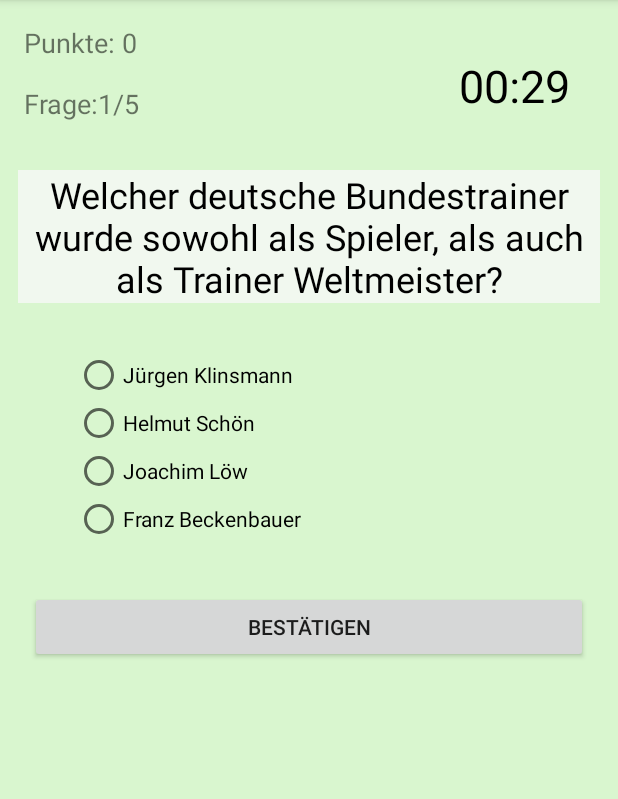
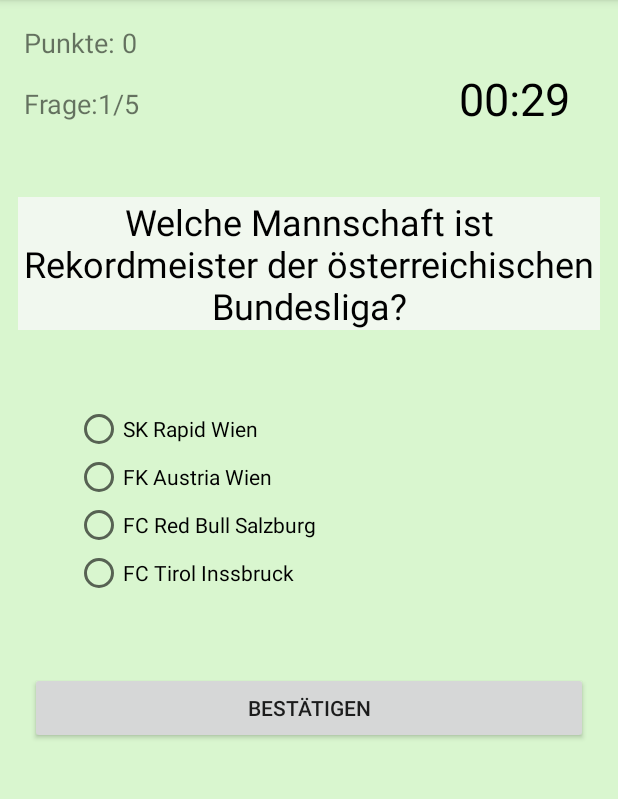
Before and after one commit to gabor2020/FootballApp, an Android app: the QuizStartedActivity screen opened directly, with no data from a screen before it, on a phone screen of 412 x 824 dp, the part 84-883 px from its top. Run offline under Robolectric (Android 15) with nearby library versions, the phone set to English and light mode, and no system bars.

Commit message:
Quiz questions added, auto-backup deleted

```diff
--- a/app/src/main/AndroidManifest.xml
+++ b/app/src/main/AndroidManifest.xml
@@ -5,8 +5,7 @@
     <uses-permission android:name="android.permission.INTERNET" />
 
     <application
-        android:allowBackup="true"
-        android:fullBackupContent="true"
+        android:allowBackup="false"
         android:icon="@mipmap/ic_launcher"
         android:label="@string/app_name"
         android:roundIcon="@mipmap/ic_launcher_round"
--- a/app/src/main/java/at/home/gabor/footballapp/QuizDbHelper.java
+++ b/app/src/main/java/at/home/gabor/footballapp/QuizDbHelper.java
@@ -101,6 +101,26 @@
         addQuestion(q11);
         Question q12 = new Question("Wer spielte im WM-Finale 1938?", "Österreich gegen Frankreich", "Ungarn gegen Italien", "Schweden gegen Schweiz", "Italien gegen Brasilien",2);
         addQuestion(q12);
+        Question q13 = new Question("Welche Mannschaft gewann die UEFA Europa League am häufigsten?", "Atletico Madrid", "FC Sevilla", "FC Liverpool", "Juventus Turin",2);
+        addQuestion(q13);
+        Question q14 = new Question("Welche Mannschaft gewann 2012/2013 zum 5. Mal Die UEFA Champions League?", "FC Bayern München", "Real Madrid", "FC Barcelona", "Inter Mailand",1);
+        addQuestion(q14);
+        Question q15 = new Question("Wie oft hat Real Madrid die Champions League gewonnen?", "7 Mal", "13 Mal", "15 Mal", "9 Mal",2);
+        addQuestion(q15);
+        Question q16 = new Question("Welcher Spieler gilt als Rekordtorschützer der UEFA Champions League?", "Cristiano Ronaldo", "Paolo Maldini", "Iker Casillas", "Lionel Messi",1);
+        addQuestion(q16);
+        Question q17 = new Question("Wer wurde Torschützenkönig der deutschen Fußballbundesliga 2018/19?", "Robert Lewandownski", "Thomas Müller", "Marco Reus", "Timo Werner",1);
+        addQuestion(q17);
+        Question q18 = new Question("Wer ist der Trainer der österreichischen Fußballnationalmannschaft?", "Franco Foda", "Marcel Koller", "Hans Krankl", "Dietmar Constantini",1);
+        addQuestion(q18);
+        Question q19 = new Question("Welche Mannschaft ist Rekordmeister der österreichischen Bundesliga?", "SK Rapid Wien", "FK Austria Wien", "FC Red Bull Salzburg", "FC Tirol Inssbruck",1);
+        addQuestion(q19);
+        Question q20 = new Question("Wie oft gewann SK Sturm Graz die österreichische Fußballmeisterschaft?", "5 mal", "2 Mal", "3 Mal", "1 Mal",3);
+        addQuestion(q20);
+        Question q21 = new Question("Welcher Spieler hat dem Namen 'Il Fenomeno' von der italienischen Presse erhalten?", "Zinedine Zidane", "Ronaldo", "Pelé", "Luis Suárez",2);
+        addQuestion(q21);
+        Question q22 = new Question("In welchem WM Spiel schoß Diego Maradona das berühmte 'Hand Gottes' Tor?", "1986 Argentinien gegen England", "1982 Argentinien gegen Belgien", "1982 Argentinien gegen Brasilien", "1986 Argentinien gegen Deutschland",1);
+        addQuestion(q22);
     }
 
     private void fillQuestionsTableHun() {
@@ -128,6 +148,26 @@
         addQuestionHun(q11);
         Question q12 = new Question("Milyen mérkőzést játszottak az 1938-as Világbajnokság döntőjében?", "Ausztria-Franciaország", "Magyarország-Olaszország", "Svédország-Svájc", "Olaszország-Brazília",2);
         addQuestionHun(q12);
+        Question q13 = new Question("Melyik csapat nyerte legtöbbször az UEFA Európa Ligát?", "Atletico Madrid", "Sevilla", "Liverpool", "Juventus",2);
+        addQuestionHun(q13);
+        Question q14 = new Question("Melyik csapat nyerte meg 2012/13-ban története során ötödször a Bajnokok ligáját?", "FC Bayern München", "Real Madrid", "FC Barcelona", "Internazionale",1);
+        addQuestionHun(q14);
+        Question q15 = new Question("Hányszor nyerte meg a Real Madrid a Bajnokok ligáját?", "Hétszer", "Tizenháromszor", "Tizenötször", "Kilencszer",2);
+        addQuestionHun(q15);
+        Question q16 = new Question("Ki lőtte a legtöbb gólt a Bajnokok ligája történetében?", "Cristiano Ronaldo", "Paolo Maldini", "Iker Casillas", "Lionel Messi",1);
+        addQuestionHun(q16);
+        Question q17 = new Question("Ki volt a Bundesliga gólkirálya 2018/19-ben?", "Robert Lewandownski", "Thomas Müller", "Marco Reus", "Timo Werner",1);
+        addQuestionHun(q17);
+        Question q18 = new Question("Ki az osztrák válogatott szövetségi kapitánya?", "Franco Foda", "Marcel Koller", "Hans Krankl", "Dietmar Constantini",1);
+        addQuestionHun(q18);
+        Question q19 = new Question("Ki nyerte legtöbbször az osztrák bajnokságot?", "SK Rapid Wien", "FK Austria Wien", "FC Red Bull Salzburg", "FC Tirol Inssbruck",1);
+        addQuestionHun(q19);
+        Question q20 = new Question("Hányszor volt osztrák bajnok az SK Sturm Graz?", "Ötször", "Kétszer", "Háromszor", "Egyszer",3);
+        addQuestionHun(q20);
+        Question q21 = new Question("Melyik játékos kapta az olasz sajtótól az 'Il Fenomeno' becenevet?", "Zinedine Zidane", "Ronaldo", "Pelé", "Luis Suárez",2);
+        addQuestionHun(q21);
+        Question q22 = new Question("Melyik Vb-mérkőzésen szerezte Diego Maradona hírhedt 'Isten keze' gólját?", "1986 Argentína-Anglia", "1982 Argentína-belgium", "1982 Argentína-Brazília", "1986 Argentína-Németország",1);
+        addQuestionHun(q22);
     }
 
     private void fillQuestionsTableEng() {
@@ -155,6 +195,26 @@
         addQuestionEng(q11);
         Question q12 = new Question("Who played the final of the World Cup 1938?", "Austria vs France", "Hungary vs Italy", "Sweden vs Switzerland", "Italy vs Brazil",2);
         addQuestionEng(q12);
+        Question q13 = new Question("Who has won the most Europa League titles?", "Atletico Madrid", "Sevilla FC", "Liverpool FC", "Juventus",2);
+        addQuestionEng(q13);
+        Question q14 = new Question("Which team won the Champions League in 2012/13 for the 5th time in their history?", "FC Bayern Munich", "Real Madrid", "FC Barcelona", "Inter Milan",1);
+        addQuestionEng(q14);
+        Question q15 = new Question("How many times won Real Madrid the Champions League?", "7", "13", "15", "9",2);
+        addQuestionEng(q15);
+        Question q16 = new Question("Who shot the most goals in the Champions League?", "Cristiano Ronaldo", "Paolo Maldini", "Iker Casillas", "Lionel Messi",1);
+        addQuestionEng(q16);
+        Question q17 = new Question("Who scored the most goals in the 2018/19 Bundesliga season?", "Robert Lewandownski", "Thomas Müller", "Marco Reus", "Timo Werner",1);
+        addQuestionEng(q17);
+        Question q18 = new Question("Who is the manager of the Austrian national team?", "Franco Foda", "Marcel Koller", "Hans Krankl", "Dietmar Constantini",1);
+        addQuestionEng(q18);
+        Question q19 = new Question("Which team won the Austrian Bundesliga the most times?", "SK Rapid Wien", "FK Austria Wien", "FC Red Bull Salzburg", "FC Tirol Inssbruck",1);
+        addQuestionEng(q19);
+        Question q20 = new Question("How many times won SK Sturm Graz the Austrian Bundesliga?", "5 times", "2 times", "3 times", "1 time",3);
+        addQuestionEng(q20);
+        Question q21 = new Question("Who was nicknamed 'Il Fenomeno' by the Italian press?", "Zinedine Zidane", "Ronaldo", "Pelé", "Luis Suárez",2);
+        addQuestionEng(q21);
+        Question q22 = new Question("At which World Cup game did Diego Maradona shoot his infamous 'Hand of God' goal?", "1986 Argentina vs England", "1982 Argentina vs Belgium", "1982 Argentina vs Brazil", "1986 Argentina vs Germany",1);
+        addQuestionEng(q22);
     }
 
     private void addQuestion(Question question) {
--- a/app/src/main/java/at/home/gabor/footballapp/QuizStartedActivity.java
+++ b/app/src/main/java/at/home/gabor/footballapp/QuizStartedActivity.java
@@ -90,8 +90,8 @@
             } else {
                 questionList = dbHelper.getAllQuestions();
             }
+            Collections.shuffle(questionList);
             questionCountTotal = 5;
-            Collections.shuffle(questionList);
 
             showNextQuestion();
         } else {
--- a/app/src/main/res/layout/activity_quiz_started.xml
+++ b/app/src/main/res/layout/activity_quiz_started.xml
@@ -48,14 +48,14 @@
                 android:layout_width="0dp"
                 android:layout_height="wrap_content"
                 android:layout_marginStart="20dp"
-                android:layout_marginTop="32dp"
+                android:layout_marginTop="50dp"
                 android:layout_marginEnd="20dp"
                 android:layout_marginBottom="60dp"
+                android:freezesText="true"
                 app:layout_constraintBottom_toBottomOf="parent"
                 app:layout_constraintEnd_toEndOf="parent"
                 app:layout_constraintStart_toStartOf="parent"
-                app:layout_constraintTop_toBottomOf="@+id/radio_group"
-                android:freezesText="true"/>
+                app:layout_constraintTop_toBottomOf="@+id/radio_group" />
 
             <TextView
                 android:id="@+id/text_view_countdown"
@@ -74,7 +74,7 @@
                 android:layout_width="0dp"
                 android:layout_height="wrap_content"
                 android:layout_marginStart="12dp"
-                android:layout_marginTop="32dp"
+                android:layout_marginTop="50dp"
                 android:layout_marginEnd="12dp"
                 android:background="@color/colorTextBackground"
                 android:freezesText="true"
@@ -90,7 +90,7 @@
                 android:layout_width="wrap_content"
                 android:layout_height="wrap_content"
                 android:layout_marginStart="50dp"
-                android:layout_marginTop="32dp"
+                android:layout_marginTop="50dp"
                 app:layout_constraintBottom_toTopOf="@id/button_confirm_next"
                 app:layout_constraintStart_toStartOf="parent"
                 app:layout_constraintTop_toBottomOf="@+id/text_view_question">
@@ -99,25 +99,25 @@
                     android:id="@+id/radio_button1"
                     android:layout_width="wrap_content"
                     android:layout_height="wrap_content"
-                    android:freezesText="true"/>
+                    android:freezesText="true" />
 
                 <RadioButton
                     android:id="@+id/radio_button2"
                     android:layout_width="wrap_content"
                     android:layout_height="wrap_content"
-                    android:freezesText="true"/>
+                    android:freezesText="true" />
 
                 <RadioButton
                     android:id="@+id/radio_button3"
                     android:layout_width="wrap_content"
                     android:layout_height="wrap_content"
-                    android:freezesText="true"/>
+                    android:freezesText="true" />
 
                 <RadioButton
                     android:id="@+id/radio_button4"
                     android:layout_width="wrap_content"
                     android:layout_height="wrap_content"
-                    android:freezesText="true"/>
+                    android:freezesText="true" />
 
 
             </RadioGroup>
```
